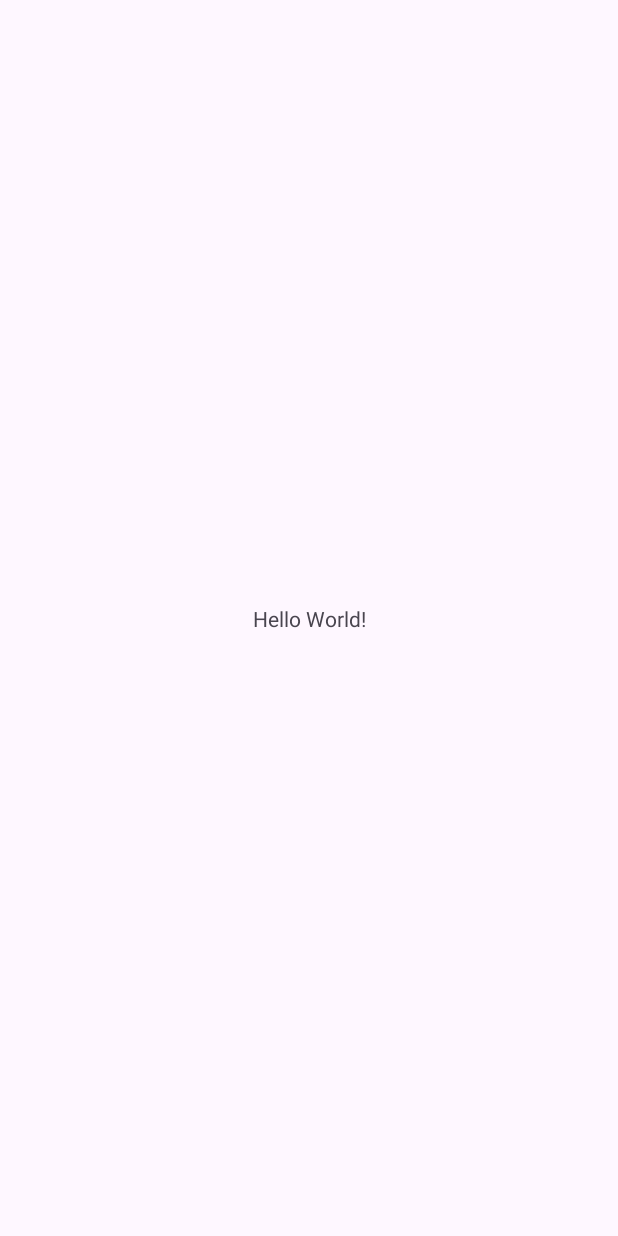
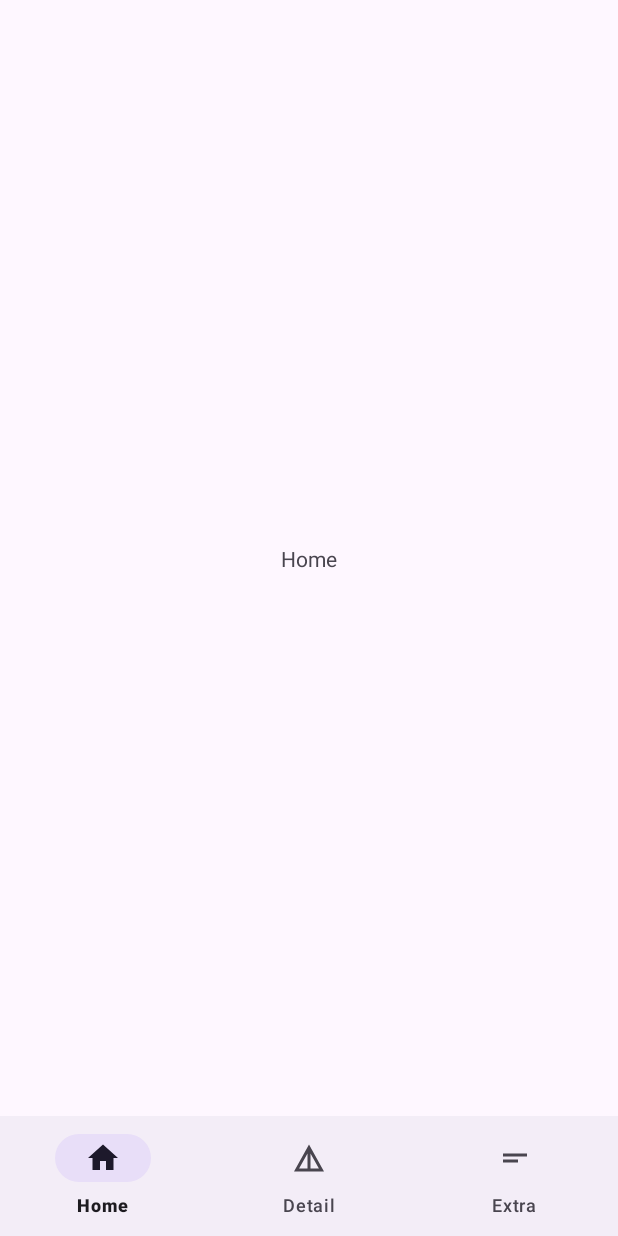
Before and after one commit to 7yes/7yes-bk23_PE_GsmallPjXml, an Android app: the screen it shows after launch (MainActivity), on a phone screen of 412 x 824 dp. Before the commit the screen is almost empty. Run offline under Robolectric (Android 15) with nearby library versions, the phone set to English and light mode, and no system bars; our stand-ins replace Dagger/Hilt's generated code, navigation-ui.

Commit message:
dependencies, frag(3) nav y botton_menu

```diff
--- a/app/src/main/AndroidManifest.xml
+++ b/app/src/main/AndroidManifest.xml
@@ -2,6 +2,7 @@
 <manifest xmlns:android="http://schemas.android.com/apk/res/android"
     xmlns:tools="http://schemas.android.com/tools">
 
+    <uses-permission android:name="android.permission.INTERNET"/>
     <application
         android:allowBackup="true"
         android:dataExtractionRules="@xml/data_extraction_rules"
@@ -11,9 +12,10 @@
         android:roundIcon="@mipmap/ic_launcher_round"
         android:supportsRtl="true"
         android:theme="@style/Theme.GsmallPjXml"
+        android:name=".GSmaillPjXmlApp"
         tools:targetApi="31">
         <activity
-            android:name=".MainActivity"
+            android:name=".ui.MainActivity"
             android:exported="true">
             <intent-filter>
                 <action android:name="android.intent.action.MAIN" />
--- /dev/null
+++ b/app/src/main/java/com/jess/gsmallpjxml/GSmaillPjXmlApp.kt
@@ -0,0 +1,9 @@
+package com.jess.gsmallpjxml
+
+import android.app.Application
+import dagger.hilt.android.HiltAndroidApp
+
+@HiltAndroidApp
+class GSmaillPjXmlApp:Application() {
+    //
+}
--- a/app/src/main/java/com/jess/gsmallpjxml/MainActivity.kt
+++ /dev/null
@@ -1,11 +0,0 @@
-package com.jess.gsmallpjxml
-
-import androidx.appcompat.app.AppCompatActivity
-import android.os.Bundle
-
-class MainActivity : AppCompatActivity() {
-    override fun onCreate(savedInstanceState: Bundle?) {
-        super.onCreate(savedInstanceState)
-        setContentView(R.layout.activity_main)
-    }
-}
--- /dev/null
+++ b/app/src/main/java/com/jess/gsmallpjxml/ui/HomeFragment.kt
@@ -0,0 +1,30 @@
+package com.jess.gsmallpjxml.ui
+
+import android.os.Bundle
+import android.view.LayoutInflater
+import android.view.View
+import android.view.ViewGroup
+import androidx.fragment.app.Fragment
+import androidx.navigation.fragment.findNavController
+import com.jess.gsmallpjxml.R
+import com.jess.gsmallpjxml.databinding.FragmentHomeBinding
+import dagger.hilt.android.AndroidEntryPoint
+
+@AndroidEntryPoint
+class HomeFragment : Fragment() {
+    private var _binding: FragmentHomeBinding? = null
+    private val binding get() = _binding!!
+    override fun onCreateView(
+        inflater: LayoutInflater, container: ViewGroup?,
+        savedInstanceState: Bundle?
+    ): View {
+        _binding = FragmentHomeBinding.inflate(layoutInflater, container, false)
+        binding.go.setOnClickListener { findNavController().navigate(R.id.action_homeFragment_to_detailFragment) }
+        return binding.root
+    }
+
+    override fun onDestroyView() {
+        super.onDestroyView()
+        _binding = null
+    }
+}
--- /dev/null
+++ b/app/src/main/java/com/jess/gsmallpjxml/ui/MainActivity.kt
@@ -0,0 +1,31 @@
+package com.jess.gsmallpjxml.ui
+
+import androidx.appcompat.app.AppCompatActivity
+import android.os.Bundle
+import androidx.navigation.NavController
+import androidx.navigation.fragment.NavHostFragment
+import androidx.navigation.ui.setupWithNavController
+import com.jess.gsmallpjxml.R
+import com.jess.gsmallpjxml.databinding.ActivityMainBinding
+import dagger.hilt.android.AndroidEntryPoint
+
+@AndroidEntryPoint
+class MainActivity : AppCompatActivity() {
+
+    private lateinit var binding: ActivityMainBinding
+    private lateinit var navControler: NavController
+    override fun onCreate(savedInstanceState: Bundle?) {
+        super.onCreate(savedInstanceState)
+        binding = ActivityMainBinding.inflate(layoutInflater)
+
+        initBottomNavigation()
+
+        setContentView ( binding.root )
+    }
+    private fun initBottomNavigation() {
+        val navHost: NavHostFragment =
+            supportFragmentManager.findFragmentById(R.id.frag_container) as NavHostFragment
+        val navController = navHost.navController
+        binding.bottomNav.setupWithNavController(navController)
+    }
+}
--- /dev/null
+++ b/app/src/main/res/drawable/ic_detail.xml
@@ -0,0 +1,5 @@
+<vector android:height="24dp" android:tint="#000000"
+    android:viewportHeight="24" android:viewportWidth="24"
+    android:width="24dp" xmlns:android="http://schemas.android.com/apk/res/android">
+    <path android:fillColor="@android:color/white" android:pathData="M12,3L2,21h20L12,3zM13,8.92L18.6,19H13V8.92zM11,8.92V19H5.4L11,8.92z"/>
+</vector>
--- /dev/null
+++ b/app/src/main/res/drawable/ic_extra.xml
@@ -0,0 +1,5 @@
+<vector android:autoMirrored="true" android:height="24dp"
+    android:tint="#000000" android:viewportHeight="24"
+    android:viewportWidth="24" android:width="24dp" xmlns:android="http://schemas.android.com/apk/res/android">
+    <path android:fillColor="@android:color/white" android:pathData="M4,9h16v2H4V9zM4,13h10v2H4V13z"/>
+</vector>
--- /dev/null
+++ b/app/src/main/res/drawable/ic_home.xml
@@ -0,0 +1,5 @@
+<vector android:height="24dp" android:tint="#000000"
+    android:viewportHeight="24" android:viewportWidth="24"
+    android:width="24dp" xmlns:android="http://schemas.android.com/apk/res/android">
+    <path android:fillColor="@android:color/white" android:pathData="M10,20v-6h4v6h5v-8h3L12,3 2,12h3v8z"/>
+</vector>
--- a/app/src/main/res/layout/activity_main.xml
+++ b/app/src/main/res/layout/activity_main.xml
@@ -4,15 +4,28 @@
     xmlns:tools="http://schemas.android.com/tools"
     android:layout_width="match_parent"
     android:layout_height="match_parent"
-    tools:context=".MainActivity">
+    tools:context=".ui.MainActivity">
 
-    <TextView
+    <androidx.fragment.app.FragmentContainerView
+        android:id="@+id/frag_container"
+        android:name="androidx.navigation.fragment.NavHostFragment"
         android:layout_width="wrap_content"
         android:layout_height="wrap_content"
         android:text="Hello World!"
-        app:layout_constraintBottom_toBottomOf="parent"
+        app:defaultNavHost="true"
+        app:layout_constraintBottom_toTopOf="@id/bottom_nav"
         app:layout_constraintEnd_toEndOf="parent"
         app:layout_constraintStart_toStartOf="parent"
-        app:layout_constraintTop_toTopOf="parent" />
+        app:layout_constraintTop_toTopOf="parent"
+        app:navGraph="@navigation/mobile_navigation" />
+    <com.google.android.material.bottomnavigation.BottomNavigationView
+        android:id="@+id/bottom_nav"
+        app:menu="@menu/bottom_menu"
+        app:layout_constraintStart_toStartOf="parent"
+        app:layout_constraintEnd_toEndOf="parent"
+        app:layout_constraintBottom_toBottomOf="parent"
+        android:layout_width="match_parent"
+        android:layout_height="wrap_content"
+        />
 
 </androidx.constraintlayout.widget.ConstraintLayout>
--- /dev/null
+++ b/app/src/main/res/layout/fragment_home.xml
@@ -0,0 +1,14 @@
+<?xml version="1.0" encoding="utf-8"?>
+<FrameLayout xmlns:android="http://schemas.android.com/apk/res/android"
+    xmlns:tools="http://schemas.android.com/tools"
+    android:layout_width="match_parent"
+    android:layout_height="match_parent"
+    tools:context=".ui.HomeFragment">
+
+    <TextView
+        android:id="@+id/go"
+        android:layout_width="match_parent"
+        android:layout_height="match_parent"
+        android:text="@string/home" />
+
+</FrameLayout>
--- /dev/null
+++ b/app/src/main/res/menu/bottom_menu.xml
@@ -0,0 +1,16 @@
+<?xml version="1.0" encoding="utf-8"?>
+<menu xmlns:android="http://schemas.android.com/apk/res/android">
+    <item
+        android:id="@+id/homeFragment"
+        android:icon="@drawable/ic_home"
+        android:title="@string/home" />
+    <item
+        android:id="@+id/detailFragment"
+        android:icon="@drawable/ic_detail"
+        android:title="@string/detail" />
+    <item
+        android:id="@+id/extraFragment"
+        android:icon="@drawable/ic_extra"
+        android:title="@string/extra" />
+
+</menu>
--- /dev/null
+++ b/app/src/main/res/navigation/mobile_navigation.xml
@@ -0,0 +1,31 @@
+<?xml version="1.0" encoding="utf-8"?>
+<navigation xmlns:android="http://schemas.android.com/apk/res/android"
+    xmlns:app="http://schemas.android.com/apk/res-auto"
+    xmlns:tools="http://schemas.android.com/tools"
+    android:id="@+id/mobile_navigation"
+    app:startDestination="@id/homeFragment">
+
+    <fragment
+        android:id="@+id/detailFragment"
+        android:name="com.jess.gsmallpjxml.ui.DetailFragment"
+        android:label="fragment_detail"
+        tools:layout="@layout/fragment_detail" >
+        <action
+            android:id="@+id/action_detailFragment_to_extraFragment"
+            app:destination="@id/extraFragment" />
+    </fragment>
+    <fragment
+        android:id="@+id/extraFragment"
+        android:name="com.jess.gsmallpjxml.ui.ExtraFragment"
+        android:label="fragment_extra"
+        tools:layout="@layout/fragment_extra" />
+    <fragment
+        android:id="@+id/homeFragment"
+        android:name="com.jess.gsmallpjxml.ui.HomeFragment"
+        android:label="fragment_home"
+        tools:layout="@layout/fragment_home" >
+        <action
+            android:id="@+id/action_homeFragment_to_detailFragment"
+            app:destination="@id/detailFragment" />
+    </fragment>
+</navigation>
--- a/app/src/main/res/values/strings.xml
+++ b/app/src/main/res/values/strings.xml
@@ -1,3 +1,8 @@
 <resources>
     <string name="app_name">GsmallPjXml</string>
+    //
+    <string name="hello_blank_fragment">Hello blank fragment</string>
+    <string name="home">Home</string>
+    <string name="detail">Detail</string>
+    <string name="extra">Extra</string>
 </resources>
--- a/build.gradle.kts
+++ b/build.gradle.kts
@@ -2,4 +2,6 @@
 plugins {
     id("com.android.application") version "8.1.1" apply false
     id("org.jetbrains.kotlin.android") version "1.9.0" apply false
+    id("com.google.dagger.hilt.android") version "2.48" apply false
+    id ("androidx.navigation.safeargs.kotlin") version "2.7.1" apply false
 }
```
Also changed, not shown: app/build.gradle.kts (+32 -3 lines), app/src/main/java/com/jess/gsmallpjxml/ui/DetailFragment.kt (added, +30 -0 lines), app/src/main/java/com/jess/gsmallpjxml/ui/ExtraFragment.kt (added, +28 -0 lines), app/src/main/res/layout/fragment_detail.xml (added, +14 -0 lines), app/src/main/res/layout/fragment_extra.xml (added, +13 -0 lines), app/src/main/res/values/colors.xml (+12 -0 lines).
